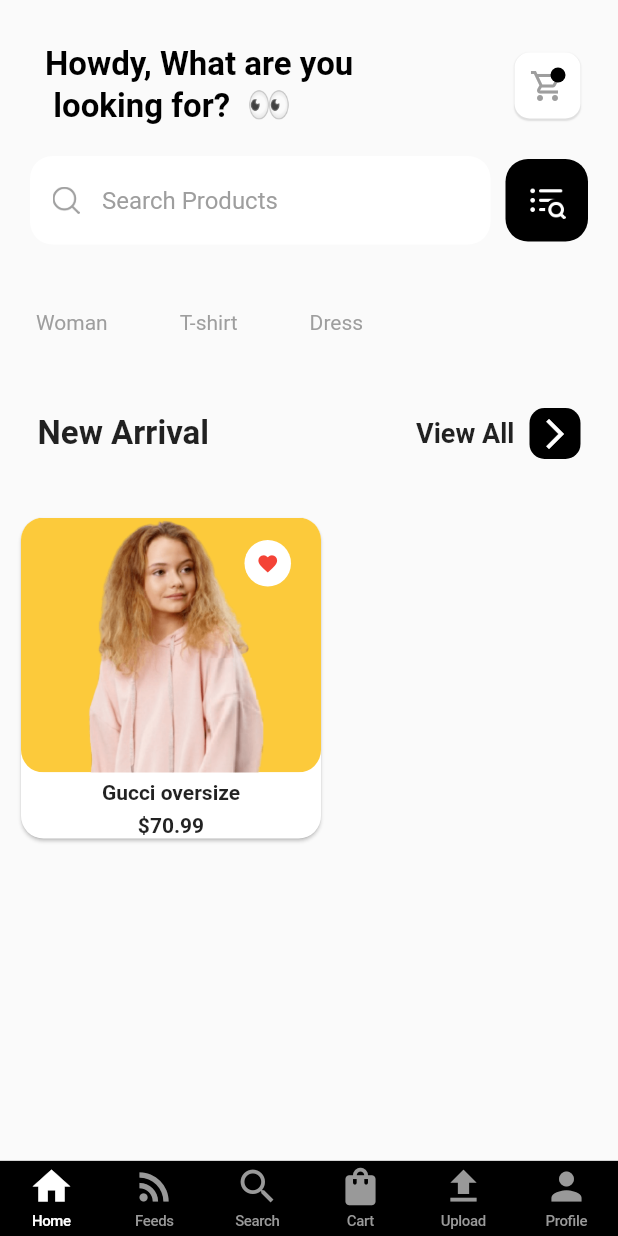
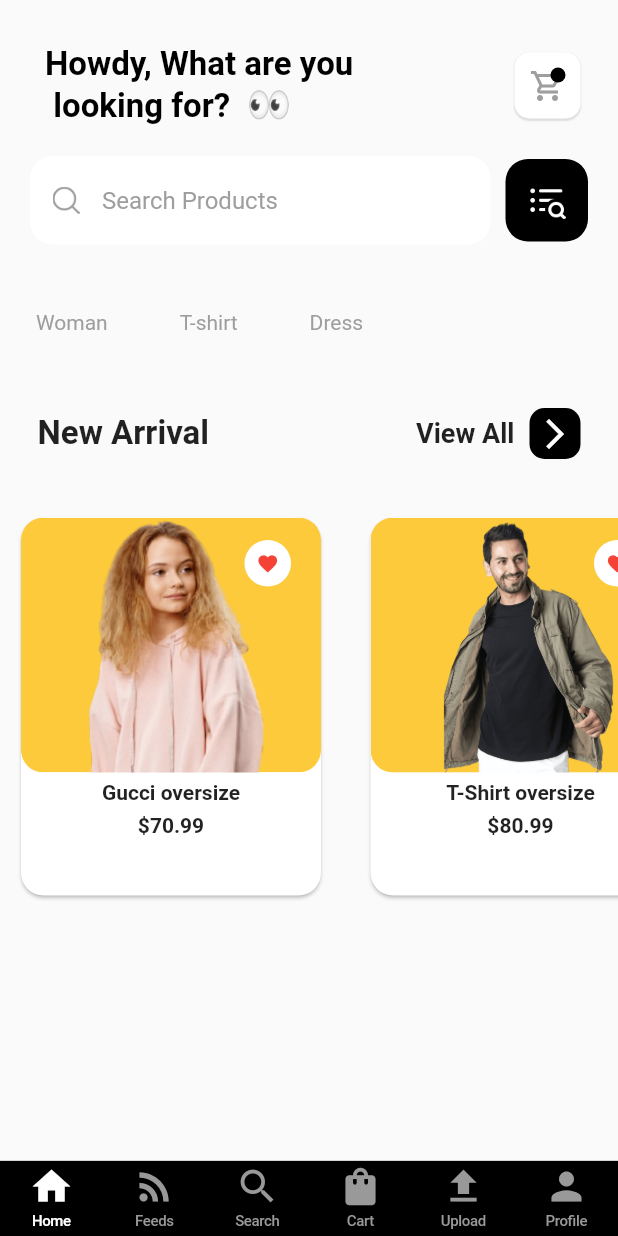
Before and after one commit to mehedi4958/ecommerce01, a Flutter app: the screen it shows after launch, on a phone screen of 412 x 824 dp. Run offline on Flutter 3.47's test engine with Material 2 defaults, Android fonts, the phone set to English and light mode, and no system bars; our stand-ins replace cloud_firestore, firebase_auth, firebase_core, firebase_storage, image_picker; accounts and stored records are empty.

Commit message:
multiple products shown in the home screen

```diff
--- a/lib/models/clothes.dart
+++ b/lib/models/clothes.dart
@@ -17,6 +17,11 @@ class Clothes {
         '\$80.99',
         'assets/images/arrival2.png',
       ),
+      Clothes(
+        'Gucci oversize',
+        '\$70.99',
+        'assets/images/arrival1.png',
+      ),
     ];
   }
 }
--- a/lib/views/screens/home_screen.dart
+++ b/lib/views/screens/home_screen.dart
@@ -1,7 +1,6 @@
-import 'package:e_commerce_01/models/clothes.dart';
+import 'package:e_commerce_01/views/widgets/all_products.dart';
 import 'package:e_commerce_01/views/widgets/category_list.dart';
 import 'package:e_commerce_01/views/widgets/custom_app_bar.dart';
-import 'package:e_commerce_01/views/widgets/products.dart';
 import 'package:e_commerce_01/views/widgets/search_input.dart';
 import 'package:e_commerce_01/views/widgets/tag_list.dart';
 import 'package:flutter/material.dart';
@@ -19,13 +18,7 @@ class HomeScreen extends StatelessWidget {
           const SearchInput(),
           const TagList(),
           const CategoryList(),
-          ProductItem(
-            clothes: Clothes(
-              'Gucci oversize',
-              '\$70.99',
-              'assets/images/arrival1.png',
-            ),
-          )
+          AllProducts(),
         ],
       ),
     );
--- /dev/null
+++ b/lib/views/widgets/all_products.dart
@@ -0,0 +1,32 @@
+import 'package:e_commerce_01/models/clothes.dart';
+import 'package:e_commerce_01/views/widgets/products.dart';
+import 'package:flutter/material.dart';
+
+class AllProducts extends StatelessWidget {
+  AllProducts({Key? key}) : super(key: key);
+
+  final clotheList = Clothes.generateClothes();
+
+  @override
+  Widget build(BuildContext context) {
+    return Container(
+      child: Column(
+        children: [
+          Container(
+            height: 280,
+            child: ListView.separated(
+              scrollDirection: Axis.horizontal,
+              itemBuilder: (context, index) => ProductItem(
+                clothes: clotheList[index],
+              ),
+              separatorBuilder: (_, index) => const SizedBox(
+                width: 5,
+              ),
+              itemCount: clotheList.length,
+            ),
+          ),
+        ],
+      ),
+    );
+  }
+}
```
